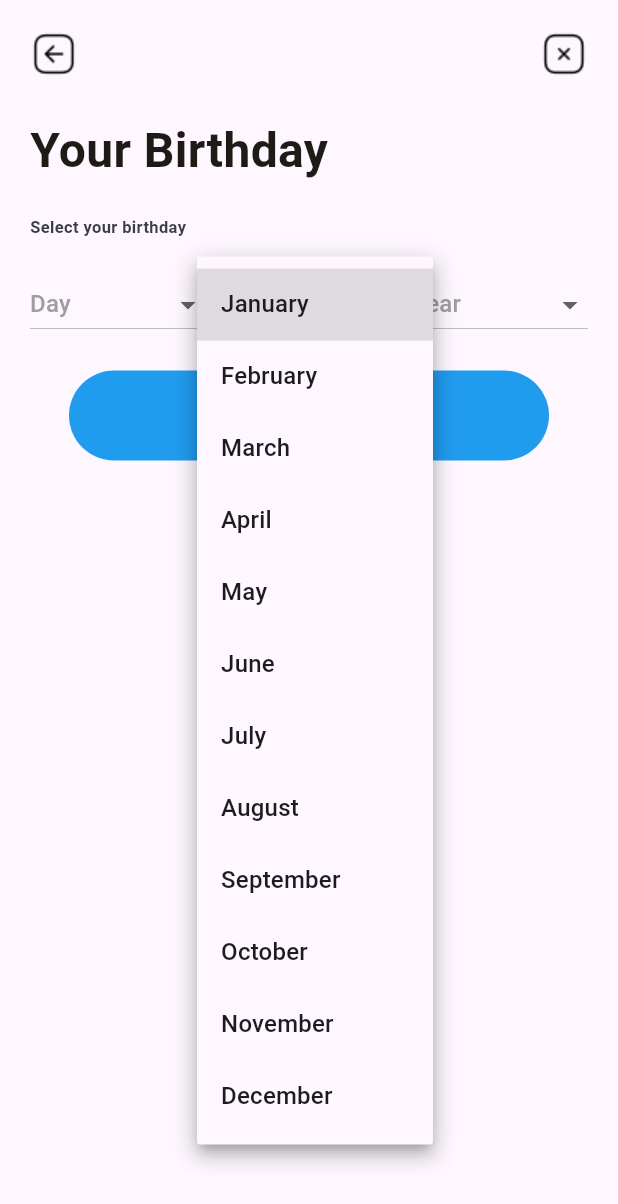
After one commit to MuhammadAmirKhan-57/newzler_app, a Flutter app: the BirthdayScreen screen opened directly, after a tap on "Month", on a phone screen of 412 x 824 dp. The commit adds this screen. Shown: the top 1204 px of the screen. Run offline on Flutter 3.47's test engine with Material 3 defaults, Android fonts, the phone set to English and light mode, and no system bars; our stand-ins replace image_picker, shared_preferences, smooth_page_indicator, video_player; accounts and stored records are empty.

Commit message:
Birthday Screen

```diff
--- a/lib/view/home/publisher/publisher_screen.dart
+++ b/lib/view/home/publisher/publisher_screen.dart
@@ -1,6 +1,6 @@
 import 'package:flutter/material.dart';
-import 'package:newzler/models/publisher_model.dart';
-import 'package:newzler/provider/theme_provider.dart';
+import 'package:newzler_app/models/publisher_model.dart';
+import 'package:newzler_app/provider/theme_provider.dart';
 import 'package:provider/provider.dart';
 
 class MyPublishScreen extends StatefulWidget {
--- /dev/null
+++ b/lib/view/profile/birthday_screen.dart
@@ -0,0 +1,183 @@
+import 'package:flutter/material.dart';
+import 'package:newzler_app/provider/theme_provider.dart';
+import 'package:provider/provider.dart';
+
+class BirthdayScreen extends StatefulWidget {
+  const BirthdayScreen({super.key});
+
+  @override
+  _BirthdayScreenState createState() => _BirthdayScreenState();
+}
+
+class _BirthdayScreenState extends State<BirthdayScreen> {
+
+  int? _selectedDay;
+  String? _selectedMonth;
+  int? _selectedYear;
+
+  final List<int> _days = List.generate(31, (index) => index + 1);
+  final List<String> _months = [
+    'January',
+    'February',
+    'March',
+    'April',
+    'May',
+    'June',
+    'July',
+    'August',
+    'September',
+    'October',
+    'November',
+    'December',
+  ];
+  final List<int> _years = List.generate(
+    DateTime.now().year - 1999,
+    (index) => DateTime.now().year - index,
+  );
+
+  @override
+  Widget build(BuildContext context) {
+    final isDarkTheme = Provider.of<ThemeProvider>(context).selectedTheme == 'Night';
+    return Scaffold(
+      body: SafeArea(
+        child: Padding(
+          padding: const EdgeInsets.all(20.0),
+          child: Column(
+            crossAxisAlignment: CrossAxisAlignment.start,
+            children: [
+             Row(
+                  mainAxisAlignment: MainAxisAlignment.spaceBetween,
+                  children: [
+                    InkWell(
+                      onTap: () {}, //Profile
+                      child: Image.asset(
+                        'assets/images/arrow-1.png',
+                        color: isDarkTheme ? Colors.white : Colors.black,
+                      ),
+                    ),
+                    InkWell(
+                      onTap: () => Navigator.pop(context),
+                      child: Image.asset(
+                        'assets/images/close-1.png',
+                        color: isDarkTheme ? Colors.white : Colors.black,
+                      ),
+                    ),
+                  ],
+                ),
+              const SizedBox(height: 25),
+              Text(
+                'Your Birthday',
+                style: TextStyle(
+                  fontSize: 32,
+                  fontWeight: FontWeight.w600,
+                  color: isDarkTheme ? Colors.white :Color(0xFF1E1A15),
+                ),
+              ),
+              const SizedBox(height: 20),
+               Text(
+                'Select your birthday',
+                style: TextStyle(
+                  fontSize: 11,
+                  fontWeight: FontWeight.w700,
+                  color:isDarkTheme ? Colors.white : Color(0xFF3A3D46),
+                ),
+              ),
+              const SizedBox(height: 20),
+              Row(
+                mainAxisAlignment: MainAxisAlignment.spaceBetween,
+                children: [
+                  Expanded(
+                    child: DropdownButton<int>(
+                      hint:  Text('Day', style: TextStyle(
+                        color: isDarkTheme ? Colors.white : Colors.grey,
+                      ),),
+                      value: _selectedDay,
+                      isExpanded: true,
+                      items: _days.map((day) {
+                        return DropdownMenuItem<int>(
+                          value: day,
+                          child: Text(day.toString()),
+                        );
+                      }).toList(),
+                      onChanged: (value) {
+                        setState(() {
+                          _selectedDay = value;
+                        });
+                      },
+                    ),
+                  ),
+                  const SizedBox(width: 10),
+                  Expanded(
+                    child: DropdownButton<String>(
+                      hint:  Text('Month', style: TextStyle(
+                        color: isDarkTheme ? Colors.white : Colors.grey,
+                      ),),
+                      value: _selectedMonth,
+                      isExpanded: true,
+                      items: _months.map((month) {
+                        return DropdownMenuItem<String>(
+                          value: month,
+                          child: Text(month),
+                        );
+                      }).toList(),
+                      onChanged: (value) {
+                        setState(() {
+                          _selectedMonth = value;
+                        });
+                      },
+                    ),
+                  ),
+                  const SizedBox(width: 10),
+                  Expanded(
+                    child: DropdownButton<int>(
+                      hint:  Text('Year', style: TextStyle(
+                        color: isDarkTheme ? Colors.white : Colors.grey,
+                      ),),
+                      value: _selectedYear,
+                      isExpanded: true,
+                      items: _years.map((year) {
+                        return DropdownMenuItem<int>(
+                          value: year,
+                          child: Text(year.toString()),
+                        );
+                      }).toList(),
+                      onChanged: (value) {
+                        setState(() {
+                          _selectedYear = value;
+                        });
+                      },
+                    ),
+                  ),
+                ],
+              ),
+              const SizedBox(height: 20),
+              GestureDetector(
+                onTap: () {}, //Profile
+                child: Center(
+                  child: Container(
+                    width: 320,
+                    height: 60,
+                    decoration: BoxDecoration(
+                      color: Color(0xff209CEE),
+                      borderRadius: BorderRadius.circular(30),
+                    ),
+                    child: Center(
+                      child: Text(
+                        'Update',
+                        style: TextStyle(
+                          fontSize: 18,
+                          fontWeight: FontWeight.w700,
+                          color: Color(0xffFFFFFF),
+                        ),
+                      ),
+                    ),
+                  ),
+                ),
+              ),
+            ],
+          ),
+        ),
+      ),
+    );
+  }
+}
```
